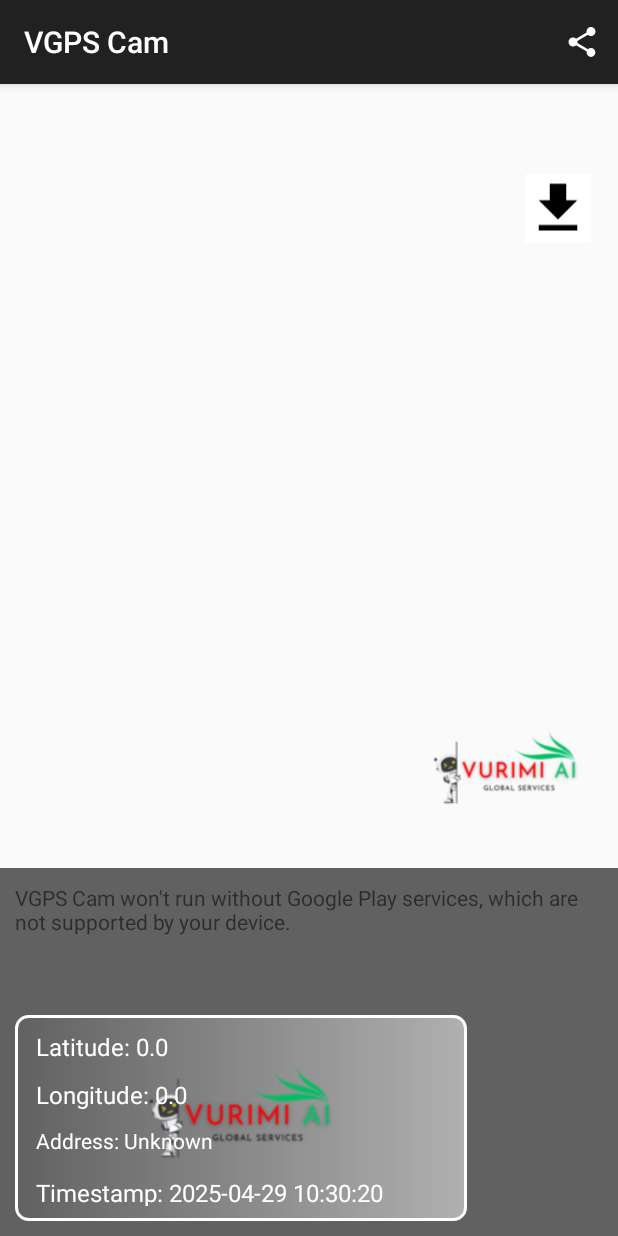
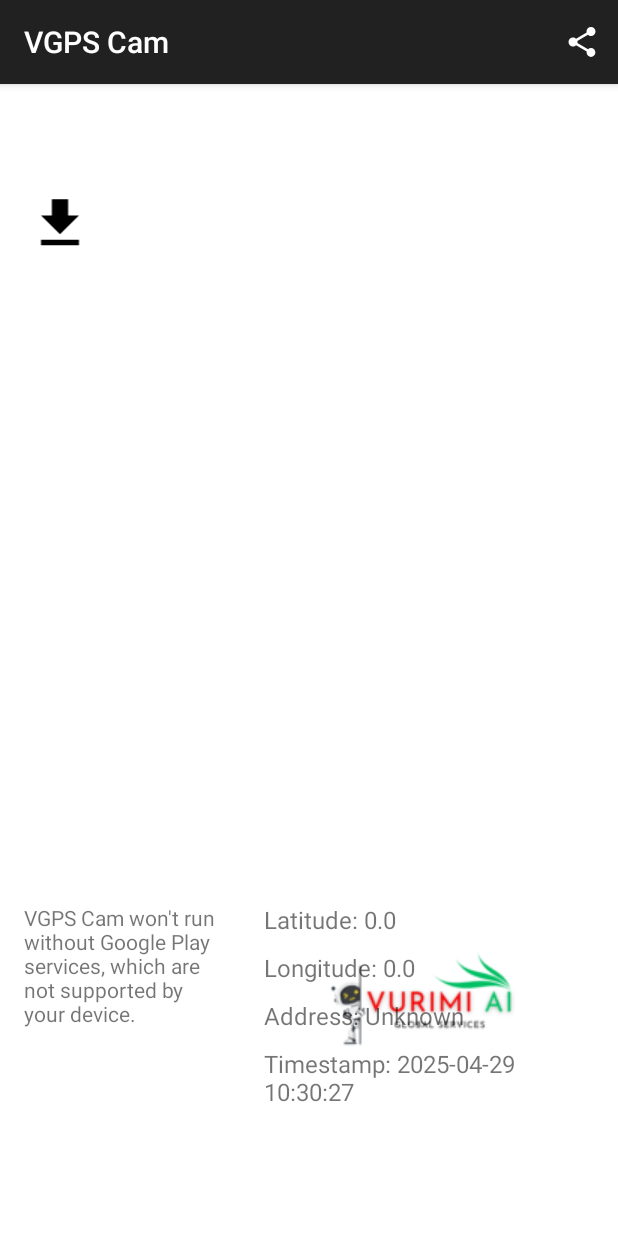
Before and after one commit to pavani220/Gps-Camera-Location-App, an Android app: the ResultActivity screen opened directly, with no data from a screen before it, on a phone screen of 412 x 824 dp. Run offline under Robolectric (Android 15) with nearby library versions, the phone set to English and light mode, and no system bars; 2 statements that could not run were skipped.

Commit message:
new module

```diff
--- a/app/build.gradle
+++ b/app/build.gradle
@@ -7,13 +7,12 @@ plugins {
 android {
     namespace 'app.gps.gps'
     compileSdk 35
-
     defaultConfig {
         applicationId "app.gps.gps"
         minSdk 24
         targetSdk 35
-        versionCode 25
-        versionName "3.6"
+        versionCode 29
+        versionName "4.0"
         testInstrumentationRunner "androidx.test.runner.AndroidJUnitRunner"
     }
 
--- a/app/src/main/AndroidManifest.xml
+++ b/app/src/main/AndroidManifest.xml
@@ -90,5 +90,9 @@
             android:exported="true"
             android:theme="@style/Theme.AppCompat.Light.DarkActionBar" />
 
+        <activity android:name=".GeoTagActivity"
+            android:exported="true"
+            android:theme="@style/Theme.Gps"/>
+
     </application>
 </manifest>
--- /dev/null
+++ b/app/src/main/res/drawable/round_background.xml
@@ -0,0 +1,5 @@
+<shape xmlns:android="http://schemas.android.com/apk/res/android"
+    android:shape="oval">
+    <solid android:color="#6200EE" /> <!-- You can choose your theme color -->
+    <size android:width="60dp" android:height="60dp"/>
+</shape>
--- a/app/src/main/res/layout/activity_result.xml
+++ b/app/src/main/res/layout/activity_result.xml
@@ -1,106 +1,96 @@
+<?xml version="1.0" encoding="utf-8"?>
 <RelativeLayout xmlns:android="http://schemas.android.com/apk/res/android"
     android:id="@+id/resultLayout"
     android:layout_width="match_parent"
     android:layout_height="match_parent"
-    android:background="@android:color/transparent">
+    android:padding="16dp"
+    android:background="#ffffff">
+    <!-- Map Fragment -->
 
     <ImageView
         android:id="@+id/capturedImage"
-        android:layout_width="match_parent"
-        android:layout_height="match_parent"
-        android:scaleType="fitXY"
-        />
+        android:layout_width="401dp"
+        android:layout_height="538dp"
+        android:layout_alignParentStart="true"
+        android:layout_alignParentTop="true"
+        android:layout_marginStart="0dp"
+        android:layout_marginLeft="-10dp"
+        android:layout_marginTop="-10dp"
+        android:layout_marginRight="-10dp"
+        android:scaleType="centerCrop" />
 
-    <LinearLayout
-        android:layout_width="match_parent"
-        android:layout_height="wrap_content"
-        android:background="#9C000000"
-        android:orientation="vertical"
-        android:padding="10dp"
-        android:layout_alignParentBottom="true">
 
     <fragment
         android:id="@+id/map"
         android:name="com.google.android.gms.maps.SupportMapFragment"
-            android:layout_width="390dp"
-            android:layout_height="248dp"
-            android:layout_marginBottom="-80dp" />
+        android:layout_width="68dp"
+        android:layout_height="130dp"
+        android:layout_below="@id/capturedImage"
+        android:layout_alignParentStart="true"
+        android:layout_marginStart="0dp"
+        android:layout_marginTop="2dp"
+        android:layout_marginEnd="20dp"
+        android:layout_toStartOf="@+id/rightInfoLayout"
+        android:layout_weight="1" />
 
-        <RelativeLayout
-            android:layout_width="301dp"
-            android:layout_height="137dp"
-            android:layout_marginTop="-80dp"
+    <!-- Right-side Address + Timestamp beside the map -->
+    <LinearLayout
+        android:id="@+id/rightInfoLayout"
+        android:layout_width="228dp"
+        android:layout_height="135dp"
+        android:layout_alignTop="@id/map"
+        android:layout_alignBottom="@id/map"
+        android:layout_alignParentEnd="true"
+        android:layout_marginStart="1dp"
+        android:layout_marginBottom="-5dp"
         android:background="@drawable/border1"
-            android:padding="10dp">
-
-            <LinearLayout
-                android:layout_width="277dp"
-                android:layout_height="122dp"
-                android:layout_alignParentStart="true"
-                android:layout_centerVertical="true"
-                android:layout_marginStart="4dp"
-                android:orientation="vertical">
+        android:orientation="vertical"
+        android:paddingStart="8dp"
+        android:paddingEnd="8dp">
 
         <TextView
             android:id="@+id/text_latitude"
-                    android:layout_width="286dp"
-                    android:layout_height="32dp"
-                    android:text="Latitude: "
-                    android:textColor="#fff"
+            android:layout_width="wrap_content"
+            android:layout_height="wrap_content"
+            android:text="Latitude:"
             android:textSize="16sp" />
 
         <TextView
             android:id="@+id/text_longitude"
-                    android:layout_width="match_parent"
-                    android:layout_height="32dp"
-                    android:text="Longitude: "
-                    android:textColor="#fff"
+            android:layout_width="wrap_content"
+            android:layout_height="wrap_content"
+            android:layout_marginTop="10dp"
+            android:text="Longitude:"
             android:textSize="16sp" />
 
         <TextView
             android:id="@+id/text_address"
-                    android:layout_width="286dp"
-                    android:layout_height="33dp"
-                    android:text="Address: "
-                    android:textColor="#fff"
-                    android:textSize="14sp" />
+            android:layout_width="wrap_content"
+            android:layout_height="wrap_content"
+            android:layout_marginTop="10dp"
+            android:layout_marginBottom="0dp"
+            android:text="Address:"
+            android:textSize="16sp" />
 
         <TextView
             android:id="@+id/text_timestamp"
             android:layout_width="wrap_content"
-                    android:layout_height="33dp"
-                    android:text="Timestamp: "
-                    android:textColor="#fff"
+            android:layout_height="wrap_content"
+            android:layout_marginTop="10dp"
+            android:text="Timestamp:"
             android:textSize="16sp" />
-            </LinearLayout>
-        </RelativeLayout>
 
     </LinearLayout>
 
-    <!-- Logo Image -->
-
-    <!-- Button -->
-    <ImageView
-        android:id="@+id/logo"
-        android:layout_width="141dp"
-        android:layout_height="218dp"
-        android:layout_alignParentEnd="true"
-        android:layout_marginTop="350dp"
-        android:layout_marginEnd="4dp"
-        android:layout_marginBottom="90dp"
-        android:src="@drawable/img" />
-
-
+    <!-- Save Button -->
     <ImageView
         android:id="@+id/button"
-        android:layout_width="44dp"
-        android:layout_height="46dp"
-        android:layout_marginStart="350dp"
-        android:layout_marginTop="60dp"
-        android:layout_marginEnd="10dp"
-        android:contentDescription="App Logo"
-        android:background="@color/cardview_light_background"
+        android:layout_width="48dp"
+        android:layout_height="43dp"
+        android:layout_alignParentBottom="true"
+        android:layout_marginBottom="637dp"
+        android:background="?attr/selectableItemBackgroundBorderless"
+        android:contentDescription="Save Screenshot"
         android:src="@drawable/baseline_download_24" />
 
-
 </RelativeLayout>
```
Also changed, not shown: app/src/main/java/app/gps/gps/GeoTagActivity.java (added, +223 -0 lines), app/src/main/java/app/gps/gps/MainActivity.java (+9 -2 lines), app/src/main/java/app/gps/gps/ResultActivity.java (+50 -50 lines), app/src/main/res/layout/activity_main.xml (+15 -2 lines), app/src/main/res/layout/geotag.xml (added, +103 -0 lines). Lines whose indentation alone changed are shown as unchanged.
